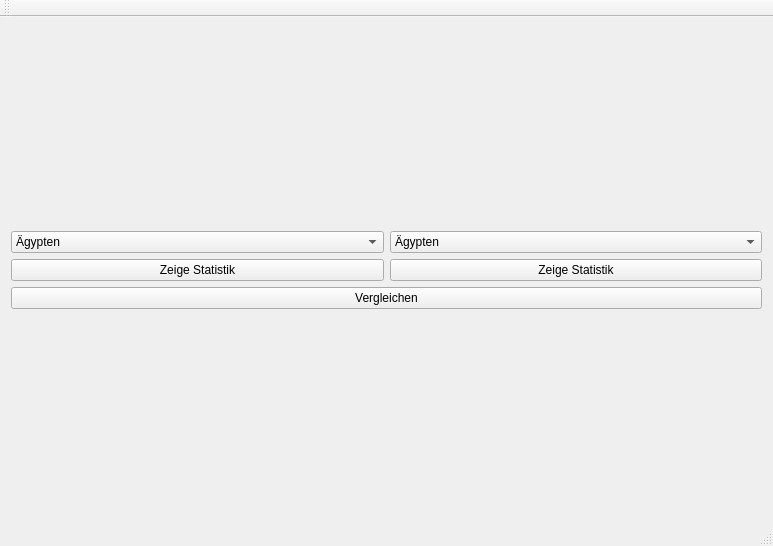
Before: the Qt Designer form ui/mainwindow.ui in SkriiL/football_analysis, drawn with Qt 5.
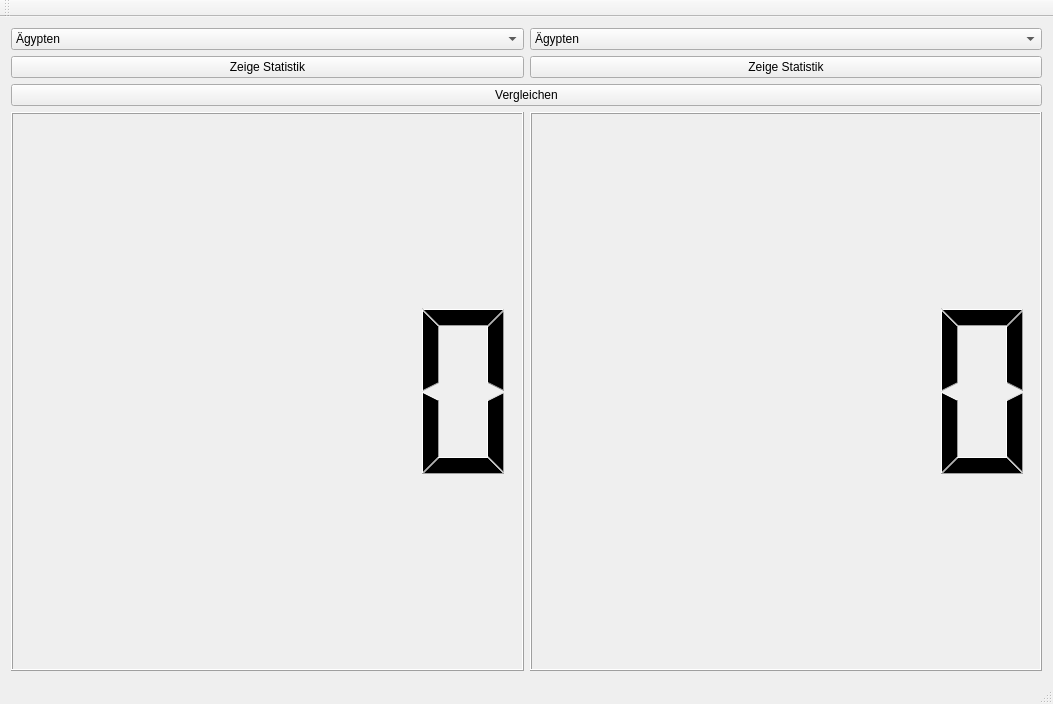
After: the same form once the commit is applied. Icons and pictures are not drawn.

Commit message: #v0.2 add result calculation //beta

The edit to the form file:
```diff
--- a/ui/mainwindow.ui
+++ b/ui/mainwindow.ui
@@ -6,8 +6,8 @@
    <rect>
     <x>0</x>
     <y>0</y>
-    <width>773</width>
-    <height>546</height>
+    <width>1053</width>
+    <height>704</height>
    </rect>
   </property>
   <property name="windowTitle">
@@ -697,6 +697,20 @@
       </item>
      </layout>
     </item>
+    <item row="1" column="0" colspan="2">
+     <layout class="QHBoxLayout" name="horizontalLayout">
+      <item>
+       <widget class="QLCDNumber" name="team1_result">
+        <property name="intValue" stdset="0">
+         <number>0</number>
+        </property>
+       </widget>
+      </item>
+      <item>
+       <widget class="QLCDNumber" name="team2_result"/>
+      </item>
+     </layout>
+    </item>
    </layout>
   </widget>
   <widget class="QToolBar" name="mainToolBar">
```
Left out of the diff: 7 changed lines with no effect on the pictures. The commit also changes 6 other files.
